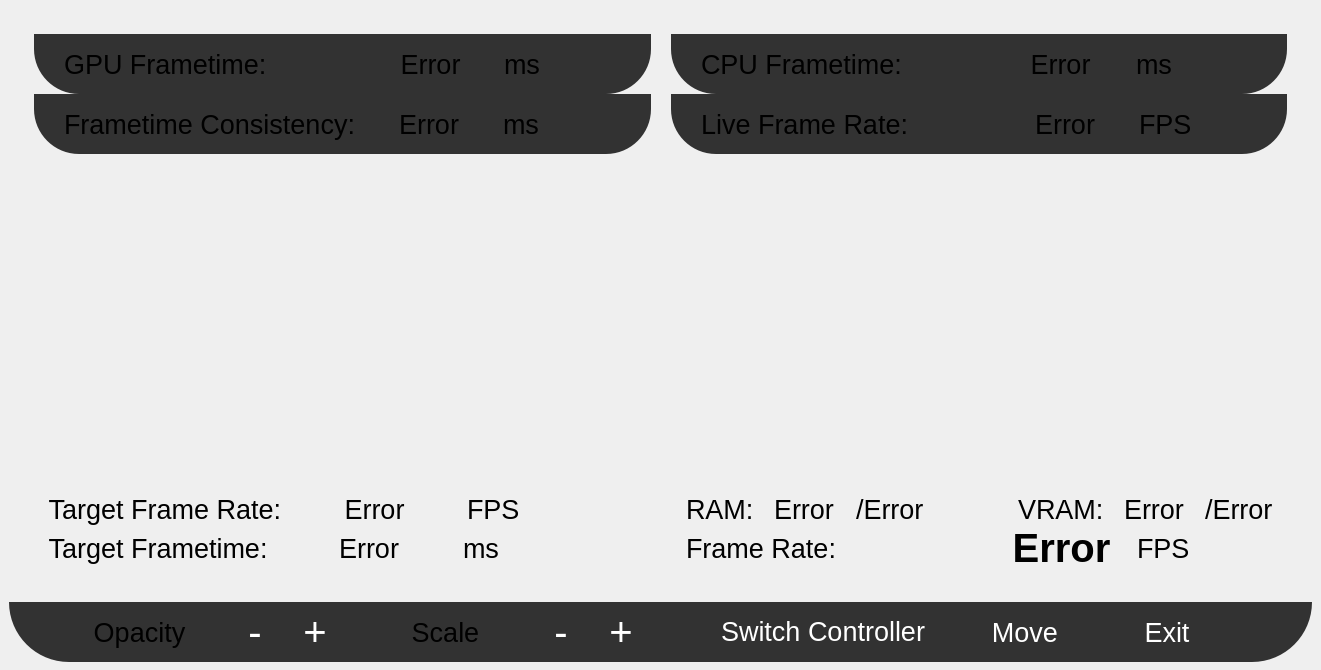
First picture: the form in src/userinterface/dashboardui.ui, repository Trixxle/SeamenPerformanceOverlay, before the edit.
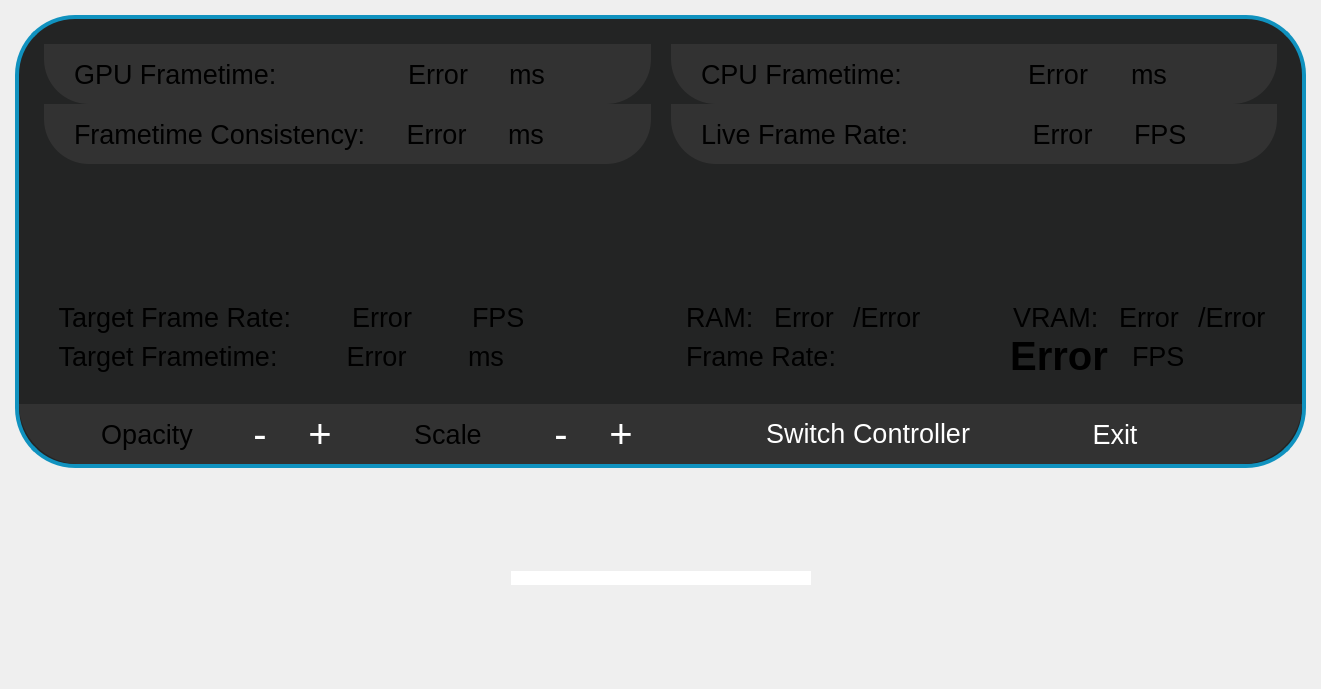
Second picture: the form after the edit.

Commit message: New move button

Diff of the .ui file:
```diff
--- a/src/userinterface/dashboardui.ui
+++ b/src/userinterface/dashboardui.ui
@@ -7,7 +7,7 @@
     <x>0</x>
     <y>0</y>
     <width>1321</width>
-    <height>670</height>
+    <height>689</height>
    </rect>
   </property>
   <property name="windowTitle">
@@ -16,20 +16,71 @@
   <property name="windowOpacity">
    <double>0.950000000000000</double>
   </property>
+  <property name="styleSheet">
+   <string notr="true">/* --- Main Window ---*/
+#mainFrame{
+	background-color: #232424; 
+	border-radius: 60px; 
+	border: 4px solid rgb(16, 146, 191); 
+	margin: 4px; 
+}
+
+/*--- Bottom Tool Bar ---*/
+#interactionFrame{
+	background-color: rgb(50, 50, 50);
+	border-top-left-radius: 0px;   
+	border-top-right-radius: 0px;  
+	border-bottom-left-radius: 60px; 
+	border-bottom-right-radius: 60px;
+}
+
+/*--- Global Buttons ---*/
+QPushButton {
+	color: white;
+	background-color: transparent;
+	border: none;
+}
+
+QPushButton:hover {
+	background-color: #262626;
+}
+
+QPushButton:pressed {
+	background-color: #1EAEED;
+	border-color: #1EAEED;
+	color: black;
+}
+
+
+/*--- Move Bar ---*/
+#moveButton{
+	background-color: rgb(255, 255, 255);
+	border-radius: 8px;
+}
+
+#moveButton:hover{
+	background-color: rgb(125, 125, 125);
+
+}
+
+#moveButton:pressed{
+	background-color: rgb(200, 200, 200);
+}
+
+/*--- Move Bar Frame ---*/
+#moveButtonFrame{
+	background-color: transparent;
+	border: none;
+}</string>
+  </property>
+  <layout class="QVBoxLayout" name="verticalLayout_2">
+   <item>
   <widget class="QFrame" name="mainFrame">
    <property name="enabled">
     <bool>true</bool>
    </property>
-   <property name="geometry">
-    <rect>
-     <x>0</x>
-     <y>0</y>
-     <width>1321</width>
-     <height>671</height>
-    </rect>
-   </property>
    <property name="styleSheet">
-    <string notr="true">border: none;</string>
+      <string notr="true"/>
    </property>
    <property name="frameShape">
     <enum>QFrame::Shape::StyledPanel</enum>
@@ -38,6 +89,21 @@
     <enum>QFrame::Shadow::Raised</enum>
    </property>
    <layout class="QGridLayout" name="gridLayout">
+      <property name="leftMargin">
+       <number>0</number>
+      </property>
+      <property name="topMargin">
+       <number>0</number>
+      </property>
+      <property name="rightMargin">
+       <number>0</number>
+      </property>
+      <property name="bottomMargin">
+       <number>0</number>
+      </property>
+      <property name="spacing">
+       <number>0</number>
+      </property>
     <item row="0" column="0">
      <layout class="QGridLayout" name="mainGridLayout" rowminimumheight="0,0,0,0,0,0">
       <property name="sizeConstraint">
@@ -742,11 +808,7 @@
        </size>
       </property>
       <property name="styleSheet">
-       <string notr="true">background-color: rgb(50, 50, 50);
-border-top-left-radius: 0px;   
-border-top-right-radius: 0px;  
-border-bottom-left-radius: 60px; 
-border-bottom-right-radius: 60px;</string>
+         <string notr="true"/>
       </property>
       <property name="frameShape">
        <enum>QFrame::Shape::StyledPanel</enum>
@@ -832,19 +894,7 @@
             </font>
            </property>
            <property name="styleSheet">
-            <string notr="true">    QPushButton {
-        color: white;
-    }
-
-    QPushButton:hover {
-        background-color: #262626;
-    }
-
-    QPushButton:pressed {
-        background-color: #1EAEED;
-        border-color: #1EAEED;
-        color: black;
-    }</string>
+              <string notr="true"/>
            </property>
            <property name="text">
             <string>-</string>
@@ -875,19 +925,7 @@
             </font>
            </property>
            <property name="styleSheet">
-            <string notr="true">    QPushButton {
-        color: white;
-    }
-
-    QPushButton:hover {
-        background-color: #262626;
-    }
-
-    QPushButton:pressed {
-        background-color: #1EAEED;
-        border-color: #1EAEED;
-        color: black;
-    }</string>
+              <string notr="true"/>
            </property>
            <property name="text">
             <string>+</string>
@@ -961,19 +999,7 @@
             </font>
            </property>
            <property name="styleSheet">
-            <string notr="true">    QPushButton {
-        color: white;
-    }
-
-    QPushButton:hover {
-        background-color: #262626;
-    }
-
-    QPushButton:pressed {
-        background-color: #1EAEED;
-        border-color: #1EAEED;
-        color: black;
-    }</string>
+              <string notr="true"/>
            </property>
            <property name="text">
             <string>-</string>
@@ -1000,19 +1026,7 @@
             </font>
            </property>
            <property name="styleSheet">
-            <string notr="true">    QPushButton {
-        color: white;
-    }
-
-    QPushButton:hover {
-        background-color: #262626;
-    }
-
-    QPushButton:pressed {
-        background-color: #1EAEED;
-        border-color: #1EAEED;
-        color: black;
-    }</string>
+              <string notr="true"/>
            </property>
            <property name="text">
             <string>+</string>
@@ -1078,64 +1092,13 @@
             </font>
            </property>
            <property name="styleSheet">
-            <string notr="true">    QPushButton {
-        color: white;
-    }
-
-    QPushButton:hover {
-        background-color: #262626;
-    }
-
-    QPushButton:pressed {
-        background-color: #1EAEED;
-        border-color: #1EAEED;
-        color: black;
-    }</string>
+              <string notr="true"/>
            </property>
            <property name="text">
             <string>Switch Controller</string>
            </property>
           </widget>
          </item>
-         <item>
-          <widget class="QPushButton" name="moveButton">
-           <property name="minimumSize">
-            <size>
-             <width>100</width>
-             <height>60</height>
-            </size>
-           </property>
-           <property name="maximumSize">
-            <size>
-             <width>100</width>
-             <height>60</height>
-            </size>
-           </property>
-           <property name="font">
-            <font>
-             <pointsize>20</pointsize>
-            </font>
-           </property>
-           <property name="styleSheet">
-            <string notr="true">    QPushButton {
-        color: white;
-    }
-
-    QPushButton:hover {
-        background-color: #262626;
-    }
-
-    QPushButton:pressed {
-        background-color: #1EAEED;
-        border-color: #1EAEED;
-        color: black;
-    }</string>
-           </property>
-           <property name="text">
-            <string>Move</string>
-           </property>
-          </widget>
-         </item>
          <item>
           <widget class="QPushButton" name="exitButton">
            <property name="minimumSize">
@@ -1157,19 +1120,7 @@
             </font>
            </property>
            <property name="styleSheet">
-            <string notr="true">    QPushButton {
-        color: white;
-    }
-
-    QPushButton:hover {
-        background-color: #262626;
-    }
-
-    QPushButton:pressed {
-        background-color: #1EAEED;
-        border-color: #1EAEED;
-        color: black;
-    }</string>
+              <string notr="true"/>
            </property>
            <property name="text">
             <string>Exit</string>
@@ -1183,6 +1134,121 @@
     </item>
    </layout>
   </widget>
+   </item>
+   <item>
+    <widget class="QFrame" name="moveButtonFrame">
+     <property name="sizePolicy">
+      <sizepolicy hsizetype="Preferred" vsizetype="Preferred">
+       <horstretch>0</horstretch>
+       <verstretch>0</verstretch>
+      </sizepolicy>
+     </property>
+     <property name="minimumSize">
+      <size>
+       <width>0</width>
+       <height>50</height>
+      </size>
+     </property>
+     <property name="maximumSize">
+      <size>
+       <width>16777215</width>
+       <height>200</height>
+      </size>
+     </property>
+     <property name="frameShape">
+      <enum>QFrame::Shape::StyledPanel</enum>
+     </property>
+     <property name="frameShadow">
+      <enum>QFrame::Shadow::Raised</enum>
+     </property>
+     <layout class="QGridLayout" name="gridLayout_2">
+      <property name="leftMargin">
+       <number>0</number>
+      </property>
+      <property name="topMargin">
+       <number>0</number>
+      </property>
+      <property name="rightMargin">
+       <number>0</number>
+      </property>
+      <property name="bottomMargin">
+       <number>0</number>
+      </property>
+      <property name="spacing">
+       <number>0</number>
+      </property>
+      <item row="1" column="1">
+       <widget class="QPushButton" name="moveButton">
+        <property name="minimumSize">
+         <size>
+          <width>300</width>
+          <height>0</height>
+         </size>
+        </property>
+        <property name="styleSheet">
+         <string notr="true"/>
+        </property>
+        <property name="text">
+         <string/>
+        </property>
+       </widget>
+      </item>
+      <item row="0" column="1">
+       <spacer name="verticalSpacer_2">
+        <property name="orientation">
+         <enum>Qt::Orientation::Vertical</enum>
+        </property>
+        <property name="sizeHint" stdset="0">
+         <size>
+          <width>20</width>
+          <height>40</height>
+         </size>
+        </property>
+       </spacer>
+      </item>
+      <item row="1" column="2">
+       <spacer name="horizontalSpacer_10">
+        <property name="orientation">
+         <enum>Qt::Orientation::Horizontal</enum>
+        </property>
+        <property name="sizeHint" stdset="0">
+         <size>
+          <width>40</width>
+          <height>20</height>
+         </size>
+        </property>
+       </spacer>
+      </item>
+      <item row="1" column="0">
+       <spacer name="horizontalSpacer_4">
+        <property name="orientation">
+         <enum>Qt::Orientation::Horizontal</enum>
+        </property>
+        <property name="sizeHint" stdset="0">
+         <size>
+          <width>40</width>
+          <height>20</height>
+         </size>
+        </property>
+       </spacer>
+      </item>
+      <item row="2" column="1">
+       <spacer name="verticalSpacer_3">
+        <property name="orientation">
+         <enum>Qt::Orientation::Vertical</enum>
+        </property>
+        <property name="sizeHint" stdset="0">
+         <size>
+          <width>20</width>
+          <height>40</height>
+         </size>
+        </property>
+       </spacer>
+      </item>
+     </layout>
+    </widget>
+   </item>
+  </layout>
  </widget>
  <resources/>
  <connections/>
```
Lines whose indentation alone changed are shown as unchanged. The commit also changes 2 other files.
